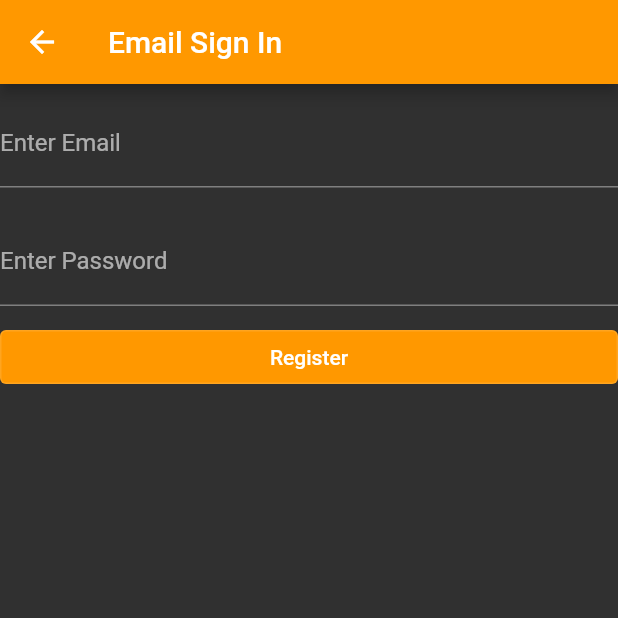
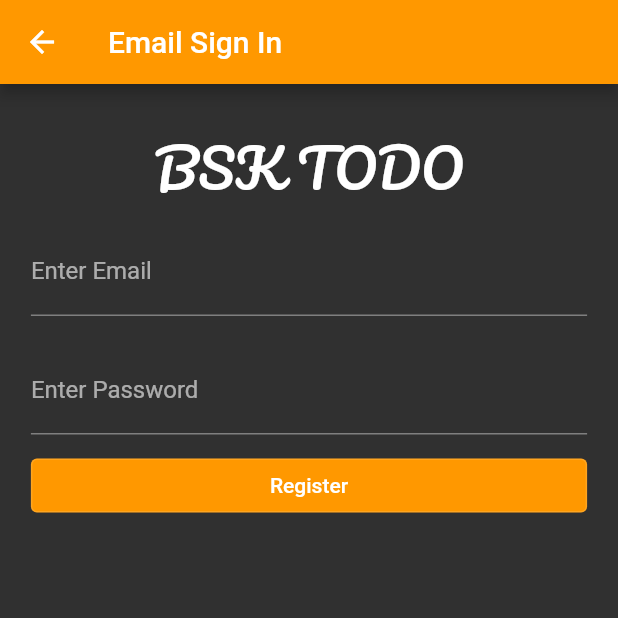
Before and after one commit to enesbaskaya/todoApp-Flutter, a Flutter app: the EmailSignIn screen opened directly, after a tap on "Register", on a phone screen of 412 x 824 dp, the top half of it. Run offline on Flutter 3.47's test engine with Material 2 defaults, Android fonts, the phone set to English and light mode, and no system bars; our stand-ins replace cloud_firestore, firebase_auth, firebase_core, fluttertoast, google_fonts, google_sign_in; missing offline and left inert: sign_button; accounts and stored records are empty; network calls fail.

```diff
--- /dev/null
+++ b/analysis_options.yaml
@@ -0,0 +1 @@
+include: package:flutter_lints/flutter.yaml
--- a/lib/Screens/email_sign_in.dart
+++ b/lib/Screens/email_sign_in.dart
@@ -1,11 +1,12 @@
 import 'package:firebase_auth/firebase_auth.dart';
 import 'package:flutter/material.dart';
-import 'package:todo_app/extension.dart';
+import 'package:google_fonts/google_fonts.dart';
 
+import '../extension.dart';
 import 'my_notes.dart';
 
 class EmailSignIn extends StatefulWidget {
-  EmailSignIn({Key? key}) : super(key: key);
+  const EmailSignIn({Key? key}) : super(key: key);
 
   @override
   _EmailSignInState createState() => _EmailSignInState();
@@ -25,29 +26,33 @@ class _EmailSignInState extends State<EmailSignIn> {
     );
   }
 
-  Column buildSignInEmailPassForm(BuildContext context) {
-    return Column(
+  Padding buildSignInEmailPassForm(BuildContext context) {
+    return Padding(
+      padding: EdgeInsets.symmetric(horizontal: context.dynamicWidth(0.05), vertical: context.dynamicHeight(0.03)),
+      child: Column(
         children: [
-        SizedBox(height: 10),
+          Text('BSK TODO', style: GoogleFonts.pacifico(fontSize: 35)),
+          const SizedBox(height: 10),
           TextFormField(
             controller: emailController,
             keyboardType: TextInputType.emailAddress,
-          decoration: InputDecoration(labelText: 'Enter Email'),
+            decoration: const InputDecoration(labelText: 'Enter Email'),
           ),
-        SizedBox(height: 20),
+          const SizedBox(height: 20),
           TextFormField(
             controller: passwordController,
             obscureText: true,
-          decoration: InputDecoration(labelText: 'Enter Password'),
+            decoration: const InputDecoration(labelText: 'Enter Password'),
           ),
           registerButton(context)
         ],
+      ),
     );
   }
 
   Container registerButton(BuildContext context) {
     return Container(
-        padding: EdgeInsets.only(top: 10),
+        padding: const EdgeInsets.only(top: 10),
         width: double.infinity,
         child: OutlinedButton(
           onPressed: () async {
@@ -63,24 +68,22 @@ class _EmailSignInState extends State<EmailSignIn> {
 
   Future<void> createSignInEmailPass(BuildContext context) async {
     try {
-      await auth.createUserWithEmailAndPassword(
-          email: emailController.text, password: passwordController.text);
-      Navigator.pushReplacement(
-          context, MaterialPageRoute(builder: (context) => MyNotes()));
+      await auth.createUserWithEmailAndPassword(email: emailController.text, password: passwordController.text);
+      Navigator.pushReplacement(context, MaterialPageRoute(builder: (context) => MyNotes()));
     } on FirebaseAuthException catch (e) {
       if (e.code == 'weak-password') {
-        print('The password provided is too weak.');
+        ScaffoldMessenger.of(context).showSnackBar(const SnackBar(content: Text('The password provided is too weak.')));
       } else if (e.code == 'email-already-in-use') {
-        print('The account already exists for that email.');
+        ScaffoldMessenger.of(context).showSnackBar(const SnackBar(content: Text('The account already exists for that email.')));
       }
     } catch (e) {
-      print(e);
+      ScaffoldMessenger.of(context).showSnackBar(SnackBar(content: Text(e.toString())));
     }
   }
 
   AppBar buildAppBar(BuildContext context) {
     return AppBar(
-      iconTheme: IconThemeData(color: Colors.white),
+      iconTheme: const IconThemeData(color: Colors.white),
       title: Text(
         'Email Sign In',
         style: TextStyle(color: context.whiteColor),
--- a/lib/extension.dart
+++ b/lib/extension.dart
@@ -3,9 +3,10 @@ import 'package:flutter/material.dart';
 extension ContextExtension on BuildContext {
   double dynamicWidth(double val) => MediaQuery.of(this).size.width * val;
   double dynamicHeight(double val) => MediaQuery.of(this).size.height * val;
+
   Color get whiteColor => Colors.white;
   Color get orangeColor => Colors.orange;
   Color get greenColor => Colors.green;
   Color get redColor => Colors.red;
-  Color get greyColor => Color(0xFFE0E0E0);
+  Color get greyColor => const Color(0xFFE0E0E0);
 }
--- a/lib/main.dart
+++ b/lib/main.dart
@@ -2,8 +2,8 @@ import 'package:firebase_auth/firebase_auth.dart';
 import 'package:firebase_core/firebase_core.dart';
 import 'package:flutter/material.dart';
 
+import 'Screens/home_page.dart';
 import 'Screens/my_notes.dart';
-import 'Screens/home_page.dart';
 
 void main() async {
   WidgetsFlutterBinding.ensureInitialized();
@@ -11,8 +11,9 @@ void main() async {
   runApp(Main());
 }
 
+// ignore: use_key_in_widget_constructors
 class Main extends StatelessWidget {
-  User? user = FirebaseAuth.instance.currentUser;
+  final user = FirebaseAuth.instance.currentUser;
   @override
   Widget build(BuildContext context) {
     return MaterialApp(
@@ -22,7 +23,7 @@ class Main extends StatelessWidget {
         brightness: Brightness.dark,
         primaryColor: Colors.orange,
       ),
-      home: user != null ? MyNotes() : HomePage(),
+      home: user != null ? MyNotes() : const HomePage(),
     );
   }
 }
--- a/pubspec.yaml
+++ b/pubspec.yaml
@@ -28,7 +28,8 @@ dependencies:
   firebase_core: ^1.4.0
   sign_button: ^2.0.0
   fluttertoast: ^8.0.8
-  google_sign_in: "^4.5.1"
+  google_sign_in: ^5.0.7
+  google_fonts: ^2.1.0
 
 
   # The following adds the Cupertino Icons font to your application.
@@ -36,6 +37,7 @@ dependencies:
   cupertino_icons: ^1.0.2
 
 dev_dependencies:
+  flutter_lints: ^1.0.4
   flutter_test:
     sdk: flutter
 
```
Also changed, not shown: lib/Screens/add_note.dart (+14 -27 lines), lib/Screens/home_page.dart (+28 -53 lines), lib/Screens/my_notes.dart (+19 -24 lines), pubspec.lock, 3 other files. Lines whose indentation alone changed are shown as unchanged.
